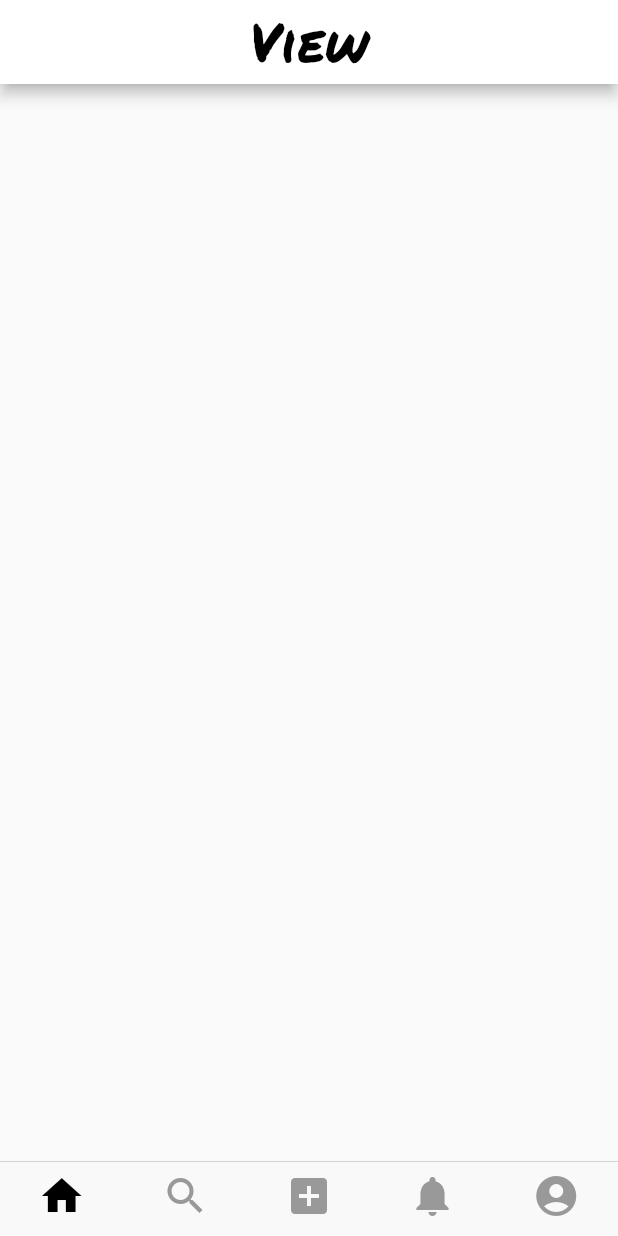
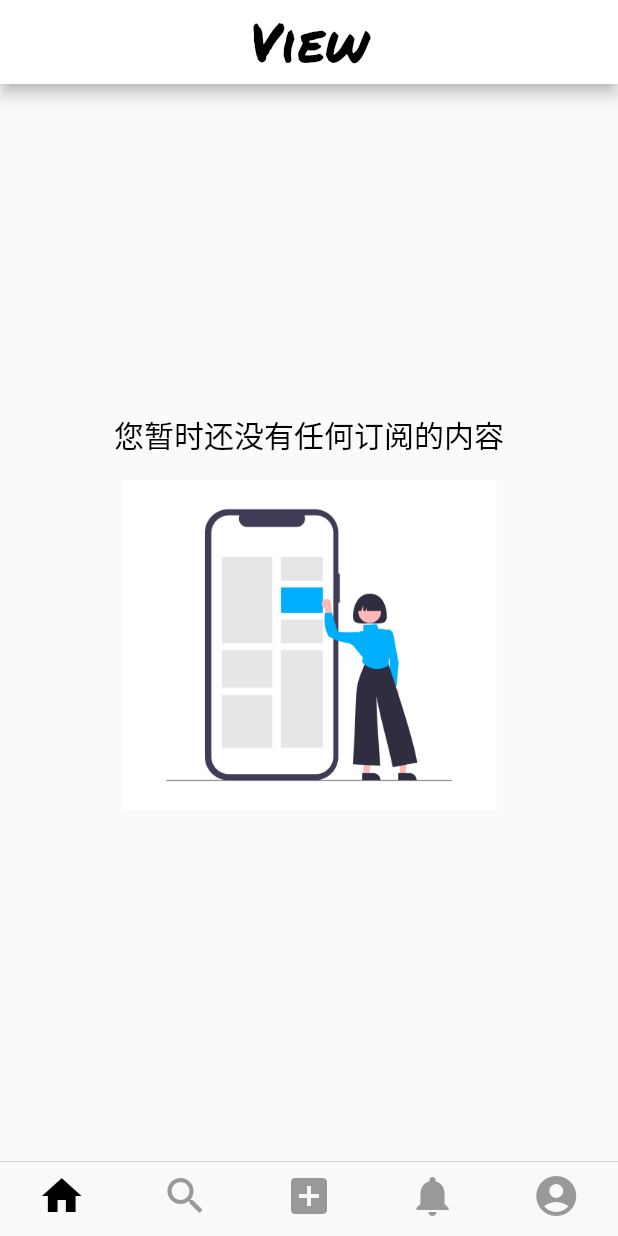
Before and after one commit to YuanRuQian/view, a Flutter app: the screen it shows once a user with an empty profile is signed in, on a phone screen of 412 x 824 dp. Run offline on Flutter 3.47's test engine with Material 2 defaults, Android fonts, the light colour scheme and no system bars; our stand-ins replace cached_network_image, cloud_firestore, firebase_auth, firebase_storage, flutter_image_compress, image_cropper and 1 more; missing offline and left inert: photofilters; accounts and stored records are empty.

Commit message:
add no feed hint

```diff
--- a/lib/ui/pages/feedPage.dart
+++ b/lib/ui/pages/feedPage.dart
@@ -2,6 +2,7 @@ import 'package:flutter/material.dart';
 import 'package:view/services/database.dart';
 import 'package:view/models/userModel.dart';
 import 'package:view/models/postModel.dart';
+import 'package:view/ui/widgets/noFeedIllustration.dart';
 import 'package:view/ui/widgets/postView.dart';
 import 'package:view/ui/widgets/viewTitle.dart';
 
@@ -16,7 +17,6 @@ class FeedPage extends StatefulWidget {
 }
 
 class _FeedPageState extends State<FeedPage> {
-
   @override
   Widget build(BuildContext context) {
     final _height = MediaQuery.of(context).size.height;
@@ -31,24 +31,19 @@ class _FeedPageState extends State<FeedPage> {
         stream: DatabaseService.getFeedPosts(widget.currentUserId),
         builder: (BuildContext context, AsyncSnapshot snapshot) {
           if (!snapshot.hasData) {
-            return Container(
-              height: _height,
-              width: _width,
-              child:Column(
-                mainAxisAlignment: MainAxisAlignment.center,
-                crossAxisAlignment: CrossAxisAlignment.center,
-                children: <Widget>[
-                  Text('您暂时还没有任何订阅的内容',
-                      style: TextStyle(fontSize: 20.0, color: Colors.black)),
-                  Image.asset(
-                    'assets/images/feed_photos.jpg',
-                    height: 250.0,
-                    width: 250.0,
-                  ),
-                ],
-              ));
+            return NoFeedIllustration(
+              containerHeight: _height,
+              containerWidth: _width,
+            );
           }
           final List<Post> posts = snapshot.data;
+          print('当前 post 的 数量 是: ${posts.length}');
+          if (posts.length == 0) {
+            return NoFeedIllustration(
+              containerHeight: _height,
+              containerWidth: _width,
+            );
+          }
           return ListView.builder(
             itemCount: posts.length,
             itemBuilder: (BuildContext context, int index) {
@@ -61,11 +56,10 @@ class _FeedPageState extends State<FeedPage> {
                   }
                   User author = snapshot.data;
                   return PostView(
-                    currentUserId: widget.currentUserId,
-                    post: post,
-                    author: author,
-                    parentCall: null
-                  );
+                      currentUserId: widget.currentUserId,
+                      post: post,
+                      author: author,
+                      parentCall: null);
                 },
               );
             },
--- /dev/null
+++ b/lib/ui/widgets/noFeedIllustration.dart
@@ -0,0 +1,31 @@
+import 'package:flutter/material.dart';
+
+class NoFeedIllustration extends StatefulWidget {
+  final double containerHeight;
+  final double containerWidth;
+  NoFeedIllustration({this.containerHeight, this.containerWidth});
+  @override
+  _NoFeedIllustrationState createState() => _NoFeedIllustrationState();
+}
+
+class _NoFeedIllustrationState extends State<NoFeedIllustration> {
+  @override
+  Widget build(BuildContext context) {
+    return Container(
+              height: widget.containerHeight,
+              width: widget.containerWidth,
+              child:Column(
+                mainAxisAlignment: MainAxisAlignment.center,
+                crossAxisAlignment: CrossAxisAlignment.center,
+                children: <Widget>[
+                  Text('您暂时还没有任何订阅的内容',
+                      style: TextStyle(fontSize: 20.0, color: Colors.black)),
+                  Image.asset(
+                    'assets/images/feed_photos.jpg',
+                    height: 250.0,
+                    width: 250.0,
+                  ),
+                ],
+              ));
+  }
+}
```
